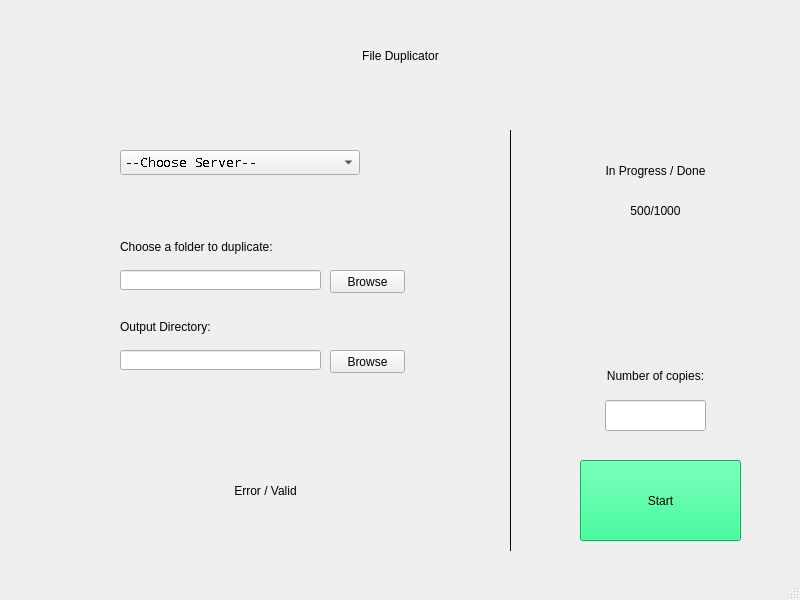
Qt form UI/Duplicator.ui (eezhengleong/Duplicator) before a commit.
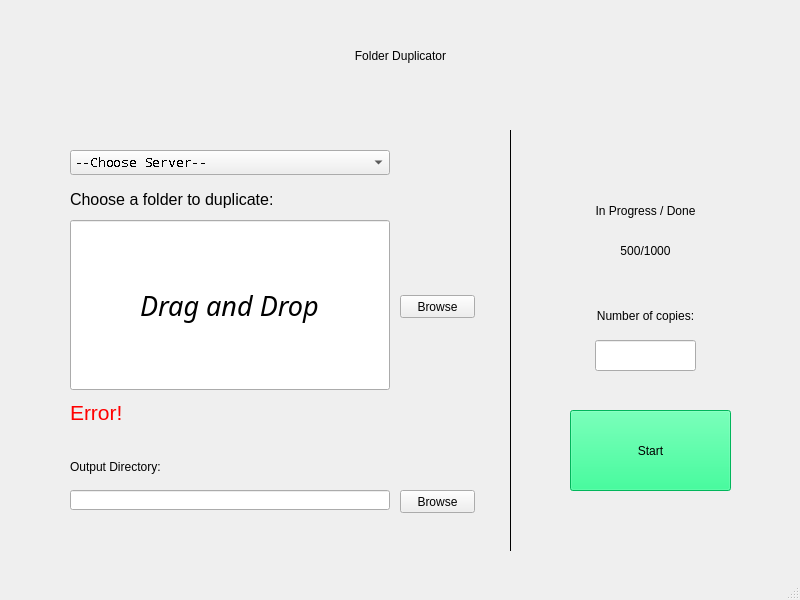
The same form after that commit. Custom widgets are drawn as their Qt base class.

Patch:
```diff
--- a/UI/Duplicator.ui
+++ b/UI/Duplicator.ui
@@ -33,7 +33,7 @@
      <string notr="true">font: 26pt &quot;Reem Kufi&quot;;</string>
     </property>
     <property name="text">
-     <string>File Duplicator</string>
+     <string>Folder Duplicator</string>
     </property>
     <property name="alignment">
      <set>Qt::AlignCenter</set>
@@ -67,9 +67,9 @@
    <widget class="QComboBox" name="server_combo">
     <property name="geometry">
      <rect>
-      <x>120</x>
+      <x>70</x>
       <y>150</y>
-      <width>240</width>
+      <width>320</width>
       <height>25</height>
      </rect>
     </property>
@@ -108,8 +108,8 @@
    <widget class="QPushButton" name="browse">
     <property name="geometry">
      <rect>
-      <x>330</x>
-      <y>270</y>
+      <x>400</x>
+      <y>295</y>
       <width>75</width>
       <height>23</height>
      </rect>
@@ -118,21 +118,39 @@
      <string>Browse</string>
     </property>
    </widget>
-   <widget class="QLineEdit" name="filename">
+   <widget class="FileEdit" name="dnd">
     <property name="geometry">
      <rect>
-      <x>120</x>
-      <y>270</y>
-      <width>201</width>
-      <height>20</height>
+      <x>70</x>
+      <y>220</y>
+      <width>320</width>
+      <height>170</height>
      </rect>
     </property>
+    <property name="font">
+     <font>
+      <family>Modern</family>
+      <pointsize>20</pointsize>
+      <weight>50</weight>
+      <italic>true</italic>
+      <bold>false</bold>
+     </font>
+    </property>
+    <property name="styleSheet">
+     <string notr="true">font: italic 20pt &quot;Modern&quot;;</string>
+    </property>
+    <property name="text">
+     <string>Drag and Drop</string>
+    </property>
+    <property name="alignment">
+     <set>Qt::AlignCenter</set>
+    </property>
    </widget>
    <widget class="QPushButton" name="browse_2">
     <property name="geometry">
      <rect>
-      <x>330</x>
-      <y>350</y>
+      <x>400</x>
+      <y>490</y>
       <width>75</width>
       <height>23</height>
      </rect>
@@ -144,9 +162,9 @@
    <widget class="QLineEdit" name="filename_2">
     <property name="geometry">
      <rect>
-      <x>120</x>
-      <y>350</y>
-      <width>201</width>
+      <x>70</x>
+      <y>490</y>
+      <width>320</width>
       <height>20</height>
      </rect>
     </property>
@@ -154,8 +172,8 @@
    <widget class="QLabel" name="label_2">
     <property name="geometry">
      <rect>
-      <x>520</x>
-      <y>150</y>
+      <x>510</x>
+      <y>190</y>
       <width>271</width>
       <height>41</height>
      </rect>
@@ -173,8 +191,8 @@
    <widget class="QLabel" name="label_3">
     <property name="geometry">
      <rect>
-      <x>520</x>
-      <y>190</y>
+      <x>510</x>
+      <y>230</y>
       <width>271</width>
       <height>41</height>
      </rect>
@@ -192,8 +210,8 @@
    <widget class="QLineEdit" name="number">
     <property name="geometry">
      <rect>
-      <x>605</x>
-      <y>400</y>
+      <x>595</x>
+      <y>340</y>
       <width>101</width>
       <height>31</height>
      </rect>
@@ -202,8 +220,8 @@
    <widget class="QLabel" name="label_4">
     <property name="geometry">
      <rect>
-      <x>520</x>
-      <y>360</y>
+      <x>510</x>
+      <y>300</y>
       <width>271</width>
       <height>31</height>
      </rect>
@@ -221,8 +239,8 @@
    <widget class="QPushButton" name="pushButton">
     <property name="geometry">
      <rect>
-      <x>580</x>
-      <y>460</y>
+      <x>570</x>
+      <y>410</y>
       <width>161</width>
       <height>81</height>
      </rect>
@@ -239,12 +257,21 @@
    <widget class="QLabel" name="label_5">
     <property name="geometry">
      <rect>
-      <x>120</x>
-      <y>240</y>
+      <x>70</x>
+      <y>190</y>
       <width>221</width>
       <height>21</height>
      </rect>
     </property>
+    <property name="font">
+     <font>
+      <family>MS Shell Dlg 2</family>
+      <pointsize>12</pointsize>
+      <weight>50</weight>
+      <italic>false</italic>
+      <bold>false</bold>
+     </font>
+    </property>
     <property name="styleSheet">
      <string notr="true">font: 12pt &quot;MS Shell Dlg 2&quot;;</string>
     </property>
@@ -258,8 +285,8 @@
    <widget class="QLabel" name="label_6">
     <property name="geometry">
      <rect>
-      <x>120</x>
-      <y>320</y>
+      <x>70</x>
+      <y>460</y>
       <width>221</width>
       <height>21</height>
      </rect>
@@ -277,20 +304,31 @@
    <widget class="QLabel" name="label_7">
     <property name="geometry">
      <rect>
-      <x>130</x>
-      <y>450</y>
+      <x>70</x>
+      <y>400</y>
       <width>271</width>
-      <height>81</height>
+      <height>31</height>
      </rect>
     </property>
+    <property name="font">
+     <font>
+      <family>MS Shell Dlg 2</family>
+      <pointsize>16</pointsize>
+      <weight>50</weight>
+      <italic>false</italic>
+      <bold>false</bold>
+     </font>
+    </property>
     <property name="styleSheet">
-     <string notr="true">font: 28pt &quot;MS Shell Dlg 2&quot;;</string>
+     <string notr="true">font: 16pt &quot;MS Shell Dlg 2&quot;;
+color:rgb(0, 198, 0);
+color: rgb(255, 0, 0);</string>
     </property>
     <property name="text">
-     <string>Error / Valid</string>
+     <string>Error!</string>
     </property>
     <property name="alignment">
-     <set>Qt::AlignCenter</set>
+     <set>Qt::AlignLeading|Qt::AlignLeft|Qt::AlignTop</set>
     </property>
    </widget>
   </widget>
@@ -306,6 +344,13 @@
   </widget>
   <widget class="QStatusBar" name="statusbar"/>
  </widget>
+ <customwidgets>
+  <customwidget>
+   <class>FileEdit</class>
+   <extends>QLineEdit</extends>
+   <header>FileEdit.h</header>
+  </customwidget>
+ </customwidgets>
  <resources/>
  <connections/>
 </ui>
```
Left out of the diff: 16 changed lines with no effect on the pictures.
